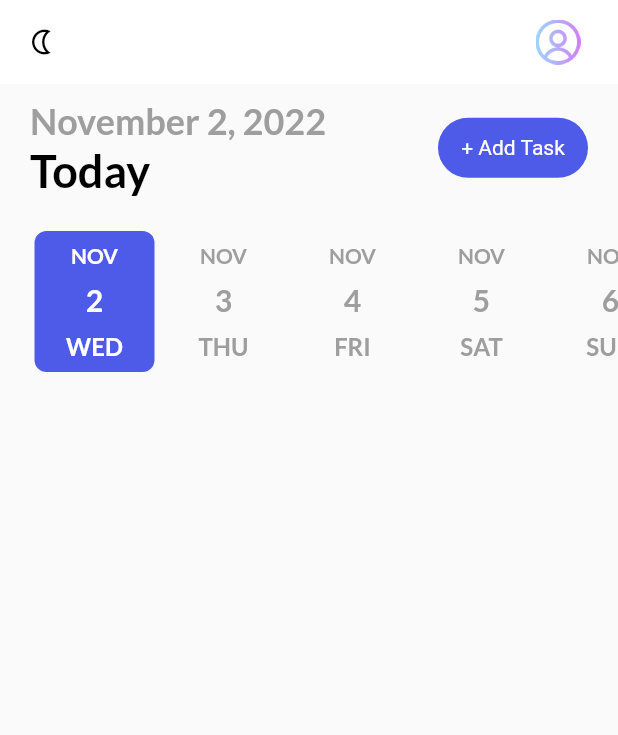
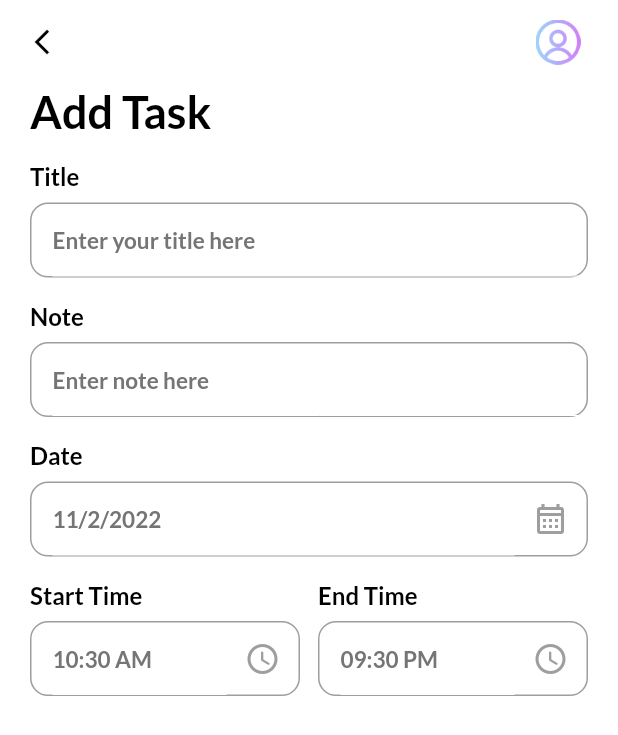
Before and after one commit to abhidhadke/to_do_app, a Flutter app: the screen it shows after launch, after a tap on "+ Add Task", on a phone screen of 412 x 824 dp. Shown: the top 735 px of the screen. Run offline on Flutter 3.47's test engine with Material 2 defaults, Android fonts, the phone set to English and light mode, and no system bars; drawn by our look-alikes of date_picker_timeline; our stand-ins replace flutter_local_notifications, get, get_storage, google_fonts.

Commit message:
Created Add_Task page

```diff
--- /dev/null
+++ b/lib/ui/add_task_bar.dart
@@ -0,0 +1,129 @@
+import 'package:flutter/material.dart';
+import 'package:get/get.dart';
+import 'package:to_do_list/ui/themes.dart';
+import 'package:to_do_list/ui/widgets/input_field.dart';
+import 'package:intl/intl.dart';
+
+class AddTaskPage extends StatefulWidget {
+  const AddTaskPage({Key? key,}) : super(key: key);
+
+  @override
+  State<AddTaskPage> createState() => _AddTaskPageState();
+}
+
+class _AddTaskPageState extends State<AddTaskPage> {
+  DateTime _selectedDate = DateTime.now();
+  String _endTime = '09:30 PM';
+  String _startTime = DateFormat('hh:mm a').format(DateTime.now()).toString();
+  @override
+  Widget build(BuildContext context) {
+    return Scaffold(
+      backgroundColor: context.theme.colorScheme.background,
+      appBar: _appBar(context),
+      body: Container(
+        padding: const EdgeInsets.only(left: 20,right: 20),
+        child: SingleChildScrollView(
+          child: Column(
+            crossAxisAlignment: CrossAxisAlignment.start,
+            children: [
+              Text('Add Task',
+              style: headingStyle,),
+              MyInputField(title: 'Title', hint: 'Enter your title here'),
+              MyInputField(title: 'Note', hint: 'Enter note here'),
+              MyInputField(title: 'Date', hint: DateFormat.yMd().format(_selectedDate),
+              widget: IconButton(
+                  onPressed: (){
+                    _getDateFromUser();
+                  },
+                  icon: const Icon(Icons.calendar_month_outlined), color: Colors.grey, ),),
+              Row(
+                children: [
+                  Expanded(
+                      child: MyInputField(title: 'Start Time', hint: _startTime,widget: IconButton(
+                        onPressed: (){
+                          _getTimeFromUser(isStartTime: true);
+                        },
+                        icon: Icon(Icons.access_time_rounded,color: Colors.grey,),
+                      ) ),),
+                  SizedBox(width: 12,),
+                  Expanded(
+                    child: MyInputField(title: 'End Time', hint: _endTime,widget: IconButton(
+                      onPressed: (){
+                        _getTimeFromUser(isStartTime: false);
+                      },
+                      icon: Icon(Icons.access_time_rounded,color: Colors.grey,),
+                    ) ),)
+                ],
+              )
+
+            ],
+          ),
+        ),
+      ),
+    );
+  }
+
+  _appBar(BuildContext context){
+    return AppBar(
+      elevation: 0,
+      backgroundColor: context.theme.colorScheme.background,
+      leading: GestureDetector(
+        onTap: (){
+          Get.back();
+        },
+        child: Icon( Icons.arrow_back_ios_new,
+          size: 20,
+          color: Get.isDarkMode ? Colors.white : Colors.black,
+        ),
+      ),
+      actions: [
+        CircleAvatar(backgroundColor: Colors.transparent,child: Image.asset('assets/profile.png',width: 30,)),
+        SizedBox(width: 20,)
+      ],
+    );
+  }
+
+  _getDateFromUser() async {
+    DateTime? _pickerDate =  await showDatePicker(
+        context: context,
+        initialDate: DateTime.now(),
+        firstDate: DateTime(2018),
+        lastDate: DateTime(2122));
+
+    if (_pickerDate != null){
+      setState(() {
+        _selectedDate = _pickerDate;
+      });
+    }else{
+      debugPrint('Null value passed or something is wrong');
+    }
+  }
+
+  _getTimeFromUser({required bool isStartTime}) async {
+    var pickedTime = await _showTimePicker();
+    String formatedTime = pickedTime.format(context);
+    if(pickedTime == null){
+      debugPrint('No time');
+    }else if(isStartTime == true){
+      setState(() {
+        _startTime = formatedTime;
+      });
+    }
+    else if (isStartTime == false){
+      setState(() {
+        _endTime = formatedTime;
+      });
+    }
+  }
+
+  _showTimePicker(){
+    return showTimePicker(
+      initialEntryMode: TimePickerEntryMode.input,
+        context: context,
+        initialTime: TimeOfDay(
+            hour: int.parse(_startTime.split(':')[0]),
+            minute: int.parse(_startTime.split(':')[1].split(' ')[0])
+        )
+    );
+  }
+}
--- a/lib/ui/home_page.dart
+++ b/lib/ui/home_page.dart
@@ -4,6 +4,7 @@ import 'package:to_do_list/services/notification_services.dart';
 import 'package:to_do_list/services/theme_data.dart';
 import 'package:get/get.dart';
 import 'package:intl/intl.dart';
+import 'package:to_do_list/ui/add_task_bar.dart';
 import 'package:to_do_list/ui/themes.dart';
 import 'package:to_do_list/ui/widgets/button.dart';
 import 'package:date_picker_timeline/date_picker_timeline.dart';
@@ -96,7 +97,7 @@ class _HomepageState extends State<Homepage> {
               ],
             ),
           ),
-          MyButton(label: '+ Add Task', onTap: ()=>null)
+          MyButton(label: '+ Add Task', onTap: ()=>Get.to(() => AddTaskPage()))
         ],
       ),
     );
--- a/lib/ui/themes.dart
+++ b/lib/ui/themes.dart
@@ -15,16 +15,16 @@ class Themes{
   static final light = ThemeData(
     brightness: Brightness.light,
     primaryColor: primaryClr,
-    colorScheme: ColorScheme.light(
+    colorScheme: const ColorScheme.light(
      background: Colors.white
     )
   );
 
   static final dark = ThemeData(
       brightness: Brightness.dark,
-      primaryColor: darkGreyClr,
-    colorScheme: ColorScheme.dark(
-      background: Colors.black
+    primaryColor: darkGreyClr,
+    colorScheme: const ColorScheme.dark(
+      background: Colors.black45
     )
   );
 
@@ -49,3 +49,33 @@ TextStyle get headingStyle {
       )
   );
 }
+
+TextStyle get titleStyle {
+  return GoogleFonts.lato(
+      textStyle: TextStyle(
+          fontSize: 16,
+          fontWeight: FontWeight.bold,
+          color: Get.isDarkMode ? Colors.white : Colors.black
+      )
+  );
+}
+
+TextStyle get subTitleStyle {
+  return GoogleFonts.lato(
+      textStyle: TextStyle(
+          fontSize: 15,
+          fontWeight: FontWeight.bold,
+          color: Get.isDarkMode ? Colors.white : Colors.black
+      )
+  );
+}
+
+TextStyle get hintTitleStyle {
+  return GoogleFonts.lato(
+      textStyle: TextStyle(
+          fontSize: 15,
+          fontWeight: FontWeight.bold,
+          color: Get.isDarkMode ? Colors.grey[400] : Colors.grey[600]
+      )
+  );
+}
--- /dev/null
+++ b/lib/ui/widgets/input_field.dart
@@ -0,0 +1,68 @@
+import 'package:flutter/material.dart';
+import 'package:to_do_list/ui/themes.dart';
+import 'package:get/get.dart';
+
+class MyInputField extends StatelessWidget {
+  final String title;
+  final String hint;
+  final TextEditingController? controller;
+  final Widget? widget;
+  const MyInputField({Key? key, required this.title, required this.hint, this.controller, this.widget}) : super(key: key);
+
+  @override
+  Widget build(BuildContext context) {
+    return Container(
+      margin: EdgeInsets.only(top: 16),
+      child: Column(
+        crossAxisAlignment: CrossAxisAlignment.start,
+        children: [
+          Text(title, style: titleStyle,),
+          Container(
+            margin: EdgeInsets.only(top: 8),
+            height: 50,
+            padding: EdgeInsets.only(left: 14),
+            decoration: BoxDecoration(
+              border: Border.all(
+                color: Colors.grey,
+                width: 1.0,
+              ),
+              borderRadius: BorderRadius.circular(12)
+            ),
+            child: Row(
+              children: [
+                Expanded(
+                  child: TextFormField(
+                    readOnly: widget == null ? false : true,
+                    autofocus: false,
+                    cursorColor: Get.isDarkMode ? Colors.grey[100] : Colors.grey[700],
+                    controller: controller,
+                    style: subTitleStyle,
+                    decoration: InputDecoration(
+                      hintText: hint,
+                      hintStyle: hintTitleStyle,
+                      focusedBorder: UnderlineInputBorder(
+                        borderSide: BorderSide(
+                          color: context.theme.colorScheme.background,
+                          width: 0,
+                        )
+                      ),
+                      enabledBorder: UnderlineInputBorder(
+                          borderSide: BorderSide(
+                            color: context.theme.colorScheme.background,
+                            width: 0,
+                          )
+                      ),
+
+                    ),
+
+                  ),
+                ),
+                widget == null ? Container() : Container(child: widget,)
+              ],
+            ),
+          ),
+        ],
+      ),
+    );
+  }
+}
```
